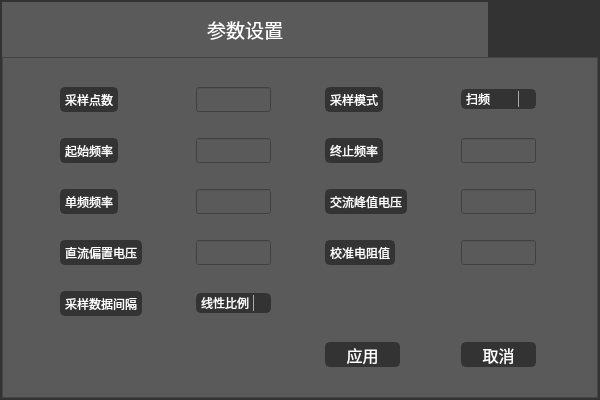
This is ui/ui_parasetting.ui in saberrin/EIS_GUI as Qt 5 draws it before an edit. The edited form follows.
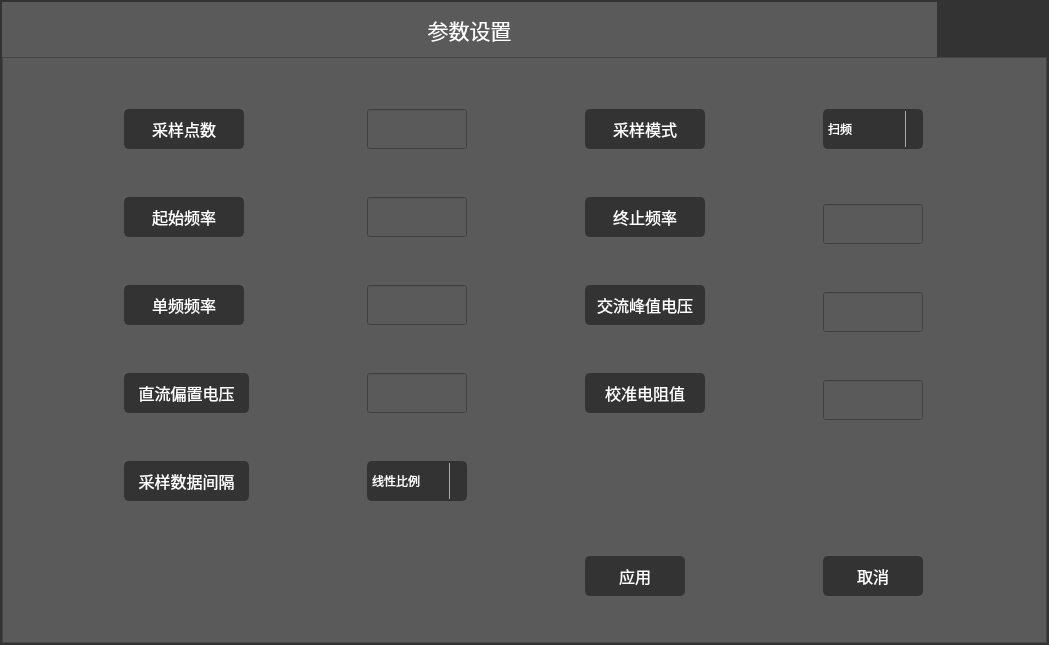
This is the edited form. Icons and pictures are not drawn.

```diff
--- a/ui/ui_parasetting.ui
+++ b/ui/ui_parasetting.ui
@@ -6,8 +6,8 @@
    <rect>
     <x>0</x>
     <y>0</y>
-    <width>600</width>
-    <height>400</height>
+    <width>1049</width>
+    <height>645</height>
    </rect>
   </property>
   <property name="minimumSize">
@@ -18,8 +18,8 @@
   </property>
   <property name="maximumSize">
    <size>
-    <width>600</width>
-    <height>450</height>
+    <width>1049</width>
+    <height>645</height>
    </size>
   </property>
   <property name="windowTitle">
@@ -116,8 +116,11 @@
           <widget class="QLabel" name="lab_heading">
            <property name="font">
             <font>
-             <family>Segoe UI</family>
-             <pointsize>14</pointsize>
+             <family>Adobe 黑体 Std R</family>
+             <pointsize>16</pointsize>
+             <weight>50</weight>
+             <italic>false</italic>
+             <bold>false</bold>
             </font>
            </property>
            <property name="styleSheet">
@@ -244,14 +247,14 @@
           <widget class="QLabel" name="label_16">
            <property name="sizePolicy">
             <sizepolicy hsizetype="Fixed" vsizetype="Fixed">
-             <horstretch>0</horstretch>
+             <horstretch>2</horstretch>
              <verstretch>0</verstretch>
             </sizepolicy>
            </property>
            <property name="minimumSize">
             <size>
-             <width>0</width>
-             <height>25</height>
+             <width>120</width>
+             <height>40</height>
             </size>
            </property>
            <property name="styleSheet">
@@ -267,7 +270,10 @@
 }</string>
            </property>
            <property name="text">
-            <string>采样点数</string>
+            <string>&lt;html&gt;&lt;head/&gt;&lt;body&gt;&lt;p&gt;&lt;span style=&quot; font-size:12pt;&quot;&gt;采样点数&lt;/span&gt;&lt;/p&gt;&lt;/body&gt;&lt;/html&gt;</string>
+           </property>
+           <property name="alignment">
+            <set>Qt::AlignCenter</set>
            </property>
           </widget>
          </item>
@@ -281,8 +287,8 @@
            </property>
            <property name="maximumSize">
             <size>
-             <width>75</width>
-             <height>25</height>
+             <width>100</width>
+             <height>40</height>
             </size>
            </property>
            <property name="sizeIncrement">
@@ -303,8 +309,8 @@
            </property>
            <property name="minimumSize">
             <size>
-             <width>0</width>
-             <height>25</height>
+             <width>120</width>
+             <height>40</height>
             </size>
            </property>
            <property name="styleSheet">
@@ -320,7 +326,10 @@
 }</string>
            </property>
            <property name="text">
-            <string>采样模式</string>
+            <string>&lt;html&gt;&lt;head/&gt;&lt;body&gt;&lt;p&gt;&lt;span style=&quot; font-size:12pt;&quot;&gt;采样模式&lt;/span&gt;&lt;/p&gt;&lt;/body&gt;&lt;/html&gt;</string>
+           </property>
+           <property name="alignment">
+            <set>Qt::AlignCenter</set>
            </property>
           </widget>
          </item>
@@ -332,6 +341,12 @@
              <verstretch>0</verstretch>
             </sizepolicy>
            </property>
+           <property name="minimumSize">
+            <size>
+             <width>100</width>
+             <height>40</height>
+            </size>
+           </property>
            <property name="maximumSize">
             <size>
              <width>75</width>
@@ -419,8 +434,8 @@
            </property>
            <property name="minimumSize">
             <size>
-             <width>0</width>
-             <height>25</height>
+             <width>120</width>
+             <height>40</height>
             </size>
            </property>
            <property name="styleSheet">
@@ -436,7 +451,10 @@
 }</string>
            </property>
            <property name="text">
-            <string>起始频率</string>
+            <string>&lt;html&gt;&lt;head/&gt;&lt;body&gt;&lt;p&gt;&lt;span style=&quot; font-size:12pt;&quot;&gt;起始频率&lt;/span&gt;&lt;/p&gt;&lt;/body&gt;&lt;/html&gt;</string>
+           </property>
+           <property name="alignment">
+            <set>Qt::AlignCenter</set>
            </property>
           </widget>
          </item>
@@ -450,8 +468,8 @@
            </property>
            <property name="maximumSize">
             <size>
-             <width>75</width>
-             <height>25</height>
+             <width>100</width>
+             <height>40</height>
             </size>
            </property>
            <property name="sizeIncrement">
@@ -472,8 +490,8 @@
            </property>
            <property name="minimumSize">
             <size>
-             <width>0</width>
-             <height>25</height>
+             <width>120</width>
+             <height>40</height>
             </size>
            </property>
            <property name="styleSheet">
@@ -489,7 +507,10 @@
 }</string>
            </property>
            <property name="text">
-            <string>终止频率</string>
+            <string>&lt;html&gt;&lt;head/&gt;&lt;body&gt;&lt;p&gt;&lt;span style=&quot; font-size:12pt;&quot;&gt;终止频率&lt;/span&gt;&lt;/p&gt;&lt;/body&gt;&lt;/html&gt;</string>
+           </property>
+           <property name="alignment">
+            <set>Qt::AlignCenter</set>
            </property>
           </widget>
          </item>
@@ -501,6 +522,12 @@
              <verstretch>0</verstretch>
             </sizepolicy>
            </property>
+           <property name="minimumSize">
+            <size>
+             <width>100</width>
+             <height>40</height>
+            </size>
+           </property>
            <property name="maximumSize">
             <size>
              <width>75</width>
@@ -525,8 +552,8 @@
            </property>
            <property name="minimumSize">
             <size>
-             <width>0</width>
-             <height>25</height>
+             <width>120</width>
+             <height>40</height>
             </size>
            </property>
            <property name="styleSheet">
@@ -542,7 +569,10 @@
 }</string>
            </property>
            <property name="text">
-            <string>单频频率</string>
+            <string>&lt;html&gt;&lt;head/&gt;&lt;body&gt;&lt;p&gt;&lt;span style=&quot; font-size:12pt;&quot;&gt;单频频率&lt;/span&gt;&lt;/p&gt;&lt;/body&gt;&lt;/html&gt;</string>
+           </property>
+           <property name="alignment">
+            <set>Qt::AlignCenter</set>
            </property>
           </widget>
          </item>
@@ -556,8 +586,8 @@
            </property>
            <property name="maximumSize">
             <size>
-             <width>75</width>
-             <height>25</height>
+             <width>100</width>
+             <height>40</height>
             </size>
            </property>
            <property name="sizeIncrement">
@@ -578,8 +608,8 @@
            </property>
            <property name="minimumSize">
             <size>
-             <width>0</width>
-             <height>25</height>
+             <width>120</width>
+             <height>40</height>
             </size>
            </property>
            <property name="styleSheet">
@@ -595,7 +625,10 @@
 }</string>
            </property>
            <property name="text">
-            <string>交流峰值电压</string>
+            <string>&lt;html&gt;&lt;head/&gt;&lt;body&gt;&lt;p&gt;&lt;span style=&quot; font-size:12pt;&quot;&gt;交流峰值电压&lt;/span&gt;&lt;/p&gt;&lt;/body&gt;&lt;/html&gt;</string>
+           </property>
+           <property name="alignment">
+            <set>Qt::AlignCenter</set>
            </property>
           </widget>
          </item>
@@ -607,6 +640,12 @@
              <verstretch>0</verstretch>
             </sizepolicy>
            </property>
+           <property name="minimumSize">
+            <size>
+             <width>100</width>
+             <height>40</height>
+            </size>
+           </property>
            <property name="maximumSize">
             <size>
              <width>75</width>
@@ -631,8 +670,8 @@
            </property>
            <property name="minimumSize">
             <size>
-             <width>0</width>
-             <height>25</height>
+             <width>125</width>
+             <height>40</height>
             </size>
            </property>
            <property name="styleSheet">
@@ -648,7 +687,10 @@
 }</string>
            </property>
            <property name="text">
-            <string>直流偏置电压</string>
+            <string>&lt;html&gt;&lt;head/&gt;&lt;body&gt;&lt;p&gt;&lt;span style=&quot; font-size:12pt;&quot;&gt;直流偏置电压&lt;/span&gt;&lt;/p&gt;&lt;/body&gt;&lt;/html&gt;</string>
+           </property>
+           <property name="alignment">
+            <set>Qt::AlignCenter</set>
            </property>
           </widget>
          </item>
@@ -662,8 +704,8 @@
            </property>
            <property name="maximumSize">
             <size>
-             <width>75</width>
-             <height>25</height>
+             <width>100</width>
+             <height>40</height>
             </size>
            </property>
            <property name="sizeIncrement">
@@ -684,8 +726,8 @@
            </property>
            <property name="minimumSize">
             <size>
-             <width>0</width>
-             <height>25</height>
+             <width>120</width>
+             <height>40</height>
             </size>
            </property>
            <property name="styleSheet">
@@ -701,7 +743,10 @@
 }</string>
            </property>
            <property name="text">
-            <string>校准电阻值</string>
+            <string>&lt;html&gt;&lt;head/&gt;&lt;body&gt;&lt;p&gt;&lt;span style=&quot; font-size:12pt;&quot;&gt;校准电阻值&lt;/span&gt;&lt;/p&gt;&lt;/body&gt;&lt;/html&gt;</string>
+           </property>
+           <property name="alignment">
+            <set>Qt::AlignCenter</set>
            </property>
           </widget>
          </item>
@@ -713,6 +758,12 @@
              <verstretch>0</verstretch>
             </sizepolicy>
            </property>
+           <property name="minimumSize">
+            <size>
+             <width>100</width>
+             <height>40</height>
+            </size>
+           </property>
            <property name="maximumSize">
             <size>
              <width>75</width>
@@ -737,8 +788,8 @@
            </property>
            <property name="minimumSize">
             <size>
-             <width>0</width>
-             <height>25</height>
+             <width>125</width>
+             <height>40</height>
             </size>
            </property>
            <property name="styleSheet">
@@ -754,7 +805,10 @@
 }</string>
            </property>
            <property name="text">
-            <string>采样数据间隔</string>
+            <string>&lt;html&gt;&lt;head/&gt;&lt;body&gt;&lt;p&gt;&lt;span style=&quot; font-size:12pt;&quot;&gt;采样数据间隔&lt;/span&gt;&lt;/p&gt;&lt;/body&gt;&lt;/html&gt;</string>
+           </property>
+           <property name="alignment">
+            <set>Qt::AlignCenter</set>
            </property>
           </widget>
          </item>
@@ -766,9 +820,15 @@
              <verstretch>0</verstretch>
             </sizepolicy>
            </property>
+           <property name="minimumSize">
+            <size>
+             <width>100</width>
+             <height>40</height>
+            </size>
+           </property>
            <property name="maximumSize">
             <size>
-             <width>75</width>
+             <width>100</width>
              <height>16777215</height>
             </size>
            </property>
@@ -844,8 +904,8 @@
           <widget class="QPushButton" name="bn_west">
            <property name="minimumSize">
             <size>
-             <width>69</width>
-             <height>25</height>
+             <width>100</width>
+             <height>40</height>
             </size>
            </property>
            <property name="maximumSize">
@@ -856,8 +916,11 @@
            </property>
            <property name="font">
             <font>
-             <family>Segoe UI</family>
+             <family>Adobe 宋体 Std L</family>
              <pointsize>12</pointsize>
+             <weight>3</weight>
+             <italic>false</italic>
+             <bold>false</bold>
             </font>
            </property>
            <property name="styleSheet">
@@ -888,8 +951,8 @@
           <widget class="QPushButton" name="bn_east">
            <property name="minimumSize">
             <size>
-             <width>69</width>
-             <height>25</height>
+             <width>100</width>
+             <height>40</height>
             </size>
            </property>
            <property name="maximumSize">
@@ -900,8 +963,11 @@
            </property>
            <property name="font">
             <font>
-             <family>Segoe UI</family>
+             <family>Adobe 宋体 Std L</family>
              <pointsize>12</pointsize>
+             <weight>3</weight>
+             <italic>false</italic>
+             <bold>false</bold>
             </font>
            </property>
            <property name="styleSheet">
```
Left out of the diff: 7 changed lines with no effect on the pictures.
